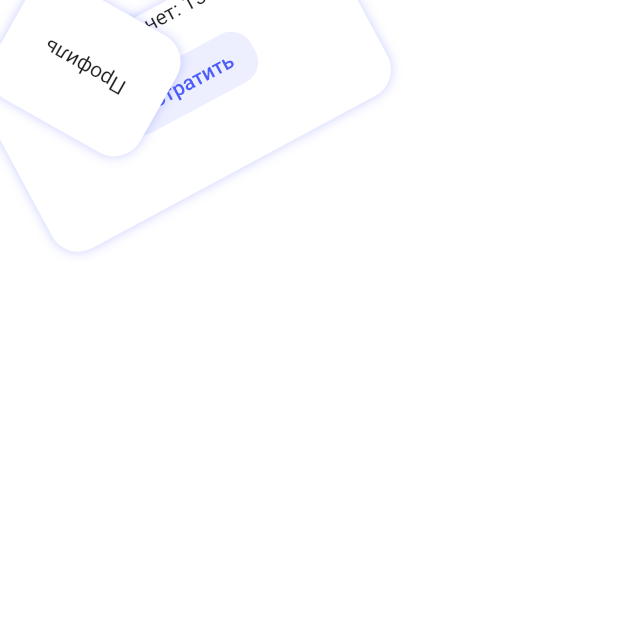
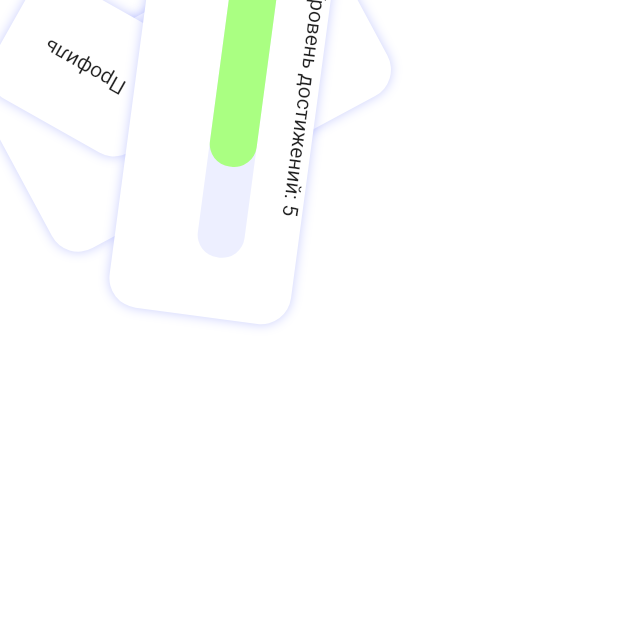
Before and after one commit to abezuglova/first_task_hard, a Flutter app: the screen it shows after launch, on a phone screen of 412 x 824 dp, the top half of it. Run offline on Flutter 3.47's test engine with Material 2 defaults, Android fonts, the phone set to English and light mode, and no system bars.

Commit message:
level tile widget created

```diff
--- a/lib/main.dart
+++ b/lib/main.dart
@@ -31,4 +31,4 @@ class MyApp extends StatelessWidget {
 }
 
 // 10:15 - 10:55
-// 11:00 -
+// 11:00 - 12:00
--- a/lib/screens/main_screen.dart
+++ b/lib/screens/main_screen.dart
@@ -1,4 +1,5 @@
 import 'package:first_task_hard/widgets/coin_balance_tile_widget.dart';
+import 'package:first_task_hard/widgets/level_tile_widget.dart';
 import 'package:first_task_hard/widgets/profile_tile_widget.dart';
 import 'package:flutter/material.dart';
 
@@ -15,7 +16,12 @@ class MainScreen extends StatelessWidget {
               Positioned(
                 child: CoinBalanceTileWidget(),
               ),
-              Positioned(child: ProfileTileWidget())
+              Positioned(
+                child: ProfileTileWidget(),
+              ),
+              Positioned(
+                child: LevelTileWidget(),
+              ),
             ],
           ),
         ));
--- a/lib/widgets/crystal_balance_tile_widget.dart
+++ b/lib/widgets/crystal_balance_tile_widget.dart
@@ -6,6 +6,6 @@ class CrystalBalanceTileWidget extends StatelessWidget {
 
   @override
   Widget build(BuildContext context) {
-    return Container();
+    return Placeholder();
   }
 }
--- a/lib/widgets/level_tile_widget.dart
+++ b/lib/widgets/level_tile_widget.dart
@@ -1,11 +1,42 @@
-import 'package:flutter/src/widgets/framework.dart';
-import 'package:flutter/src/widgets/placeholder.dart';
+import 'package:first_task_hard/assets/app_colors.dart';
+import 'package:first_task_hard/widgets/tile_widget.dart';
+import 'package:flutter/material.dart';
 
 class LevelTileWidget extends StatelessWidget {
   const LevelTileWidget({super.key});
 
   @override
   Widget build(BuildContext context) {
-    return const Placeholder();
+    return TileWidget(
+      rotateAngle: -4.58,
+      tileWidth: 301.66,
+      tileHeight: 122,
+      child: Column(
+        children: [
+          const Text('Уровень достижений: 5'),
+          const SizedBox(height: 20),
+          Stack(
+            children: [
+              Container(
+                width: 220.81,
+                height: 31.38,
+                decoration: const BoxDecoration(
+                  borderRadius: BorderRadius.all(Radius.circular(15)),
+                  color: AppColors.buttonColor,
+                ),
+              ),
+              Container(
+                width: 159.72,
+                height: 31.38,
+                decoration: const BoxDecoration(
+                  borderRadius: BorderRadius.all(Radius.circular(15)),
+                  color: AppColors.progressColor,
+                ),
+              ),
+            ],
+          ),
+        ],
+      ),
+    );
   }
 }
```
